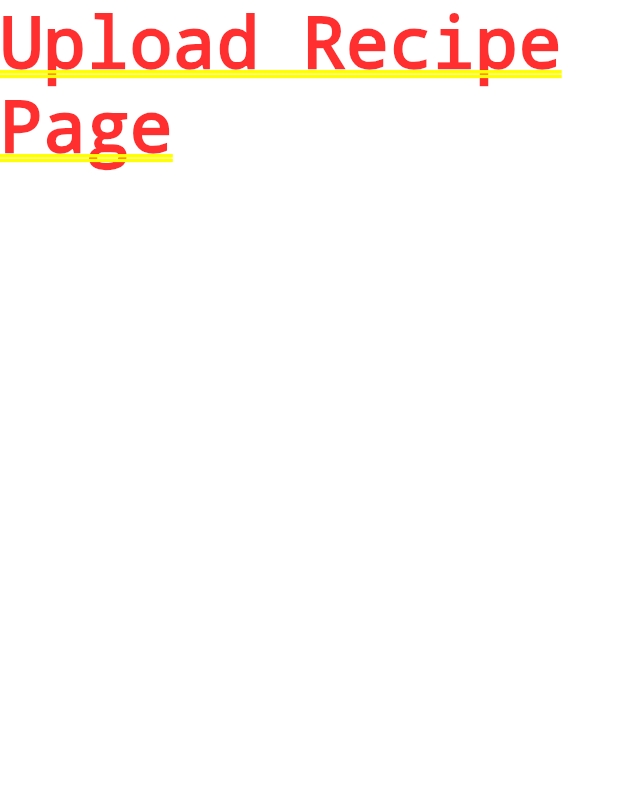
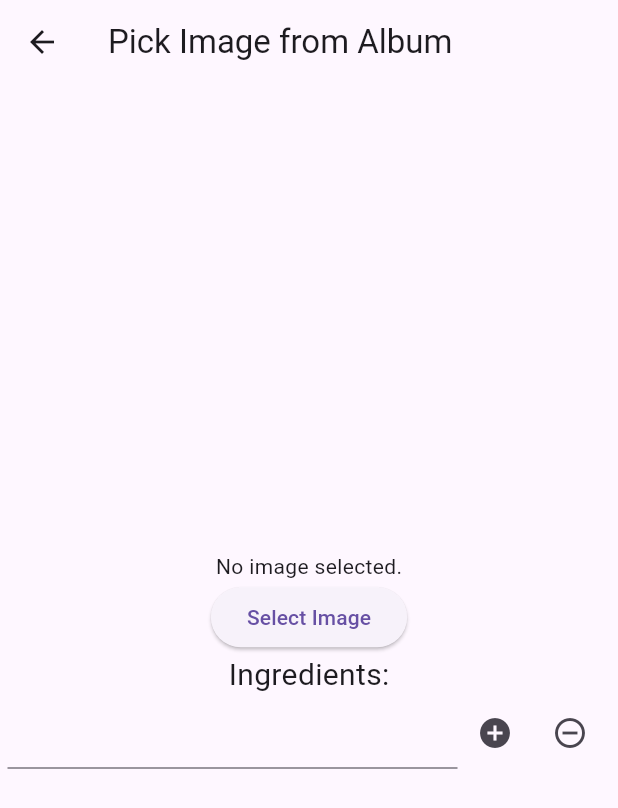
Before and after one commit to YuJieWu5/ten_mins_five_ingredients, a Flutter app: the screen it shows after launch, item 3 of the bottom bar chosen, on a phone screen of 412 x 824 dp. Shown: the top 808 px of the screen. Run offline on Flutter 3.47's test engine with Material 3 defaults, Android fonts, the phone set to English and light mode, and no system bars; our stand-ins replace carousel_slider, go_router, image_picker.

Commit message:
Add image upload section and dynamic ingredients textfield on upload_recipe_page.dart

```diff
--- a/lib/upload_recipe_page.dart
+++ b/lib/upload_recipe_page.dart
@@ -1,3 +1,4 @@
+import 'dart:io';
 import 'package:flutter/material.dart';
 import 'package:image_picker/image_picker.dart';
 
@@ -9,8 +10,101 @@ class UploadRecipePage extends StatefulWidget {
 }
 
 class _UploadRecipePageState extends State<UploadRecipePage> {
+  XFile? _image; // This will hold the selected image
+  int _ingredientsCount = 1;
+  List<TextEditingController> _ingredientsController = [];
+  int _instructionsCount = 1;
+  List<TextEditingController> _instructionsController = [];
+
+  // Method to pick image
+  Future<void> _pickImage() async {
+    final ImagePicker _picker = ImagePicker();
+    // Pick an image
+    final XFile? image = await _picker.pickImage(source: ImageSource.gallery);
+    // If an image is picked, update the state
+    if (image != null) {
+      setState(() {
+        _image = image;
+      });
+    }
+  }
+
+  List<Widget> buildIngredientsTextField(int count) {
+    List<Widget> IngredientsTextFieldList = [];
+    _ingredientsController = List.generate(count, (index) => TextEditingController());
+    for (int i = 0; i < count; i++) {
+      IngredientsTextFieldList.add(
+          Container(
+            padding: const EdgeInsets.only(right: 5.0, left: 5.0),
+            child: Row(
+              // mainAxisAlignment: MainAxisAlignment.spaceEvenly,
+              children: <Widget>[
+
+                SizedBox(
+                    width: 300,
+                    child: TextField(
+                      controller: _ingredientsController[i],
+                    )
+                ),
+                SizedBox(
+                    width: 50,
+                    child: IconButton(onPressed: (){
+                      setState(() {
+                        _ingredientsCount = _ingredientsCount+1;
+                      });
+                    },
+                        icon: const Icon(Icons.add_circle_outlined)
+                    )
+                ),
+                SizedBox(
+                    width: 50,
+                    child: IconButton(onPressed: (){
+                      if(_ingredientsCount>1){
+                        setState(() {
+                          _ingredientsCount = _ingredientsCount-1;
+                        });
+                      }
+                    },
+                        icon: const Icon(Icons.remove_circle_outline)
+                    )
+                ),
+              ],
+            )
+          )
+      );
+    }
+
+    return IngredientsTextFieldList;
+  }
+
+
   @override
   Widget build(BuildContext context) {
-    return const Text('Upload Recipe Page');
+    return Scaffold(
+      appBar: AppBar(
+        title: const Text('Pick Image from Album'),
+      ),
+      body: Center(
+        child: Column(
+          mainAxisAlignment: MainAxisAlignment.center,
+          children: <Widget>[
+            _image != null ? Image.file(File(_image!.path)) : Text('No image selected.'),
+            ElevatedButton(
+              onPressed: _pickImage,
+              child: const Text('Select Image'),
+            ),
+            const Text('Ingredients:', style: TextStyle(fontSize: 20),),
+            Container(
+              width: 500,
+              child: Column(
+                children: [
+                  ...buildIngredientsTextField(_ingredientsCount)
+                ],
+              )
+            ),
+          ],
+        ),
+      ),
+    );
   }
 }
```
